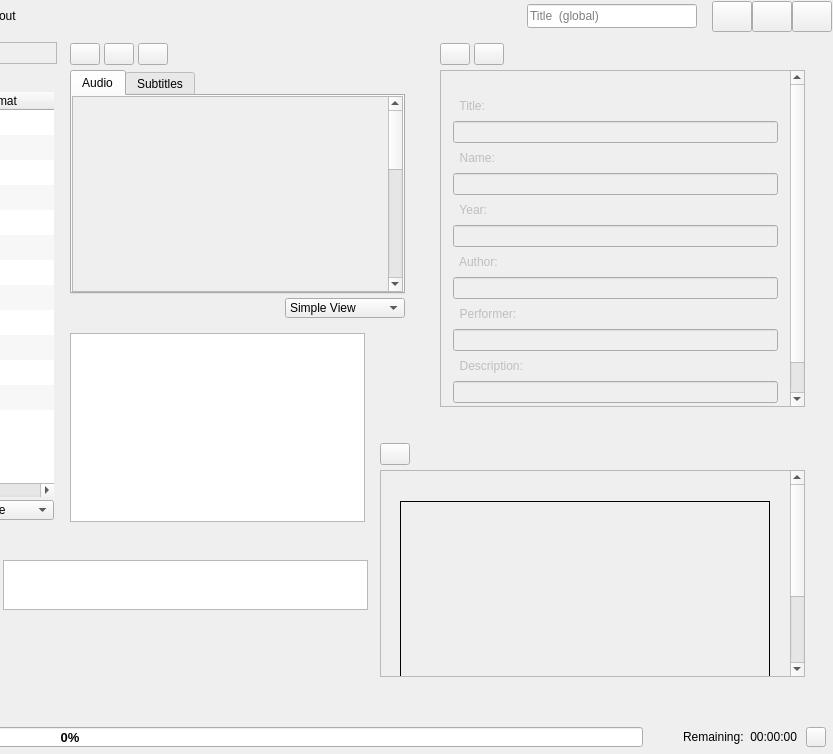
The window that app/mainwindow.ui (CineEncoder/cine-encoder) describes before a commit, drawn with Qt 5; both pictures show x 574 to 1407 and y 0 to 754 of the 1407 by 754 pixel window.
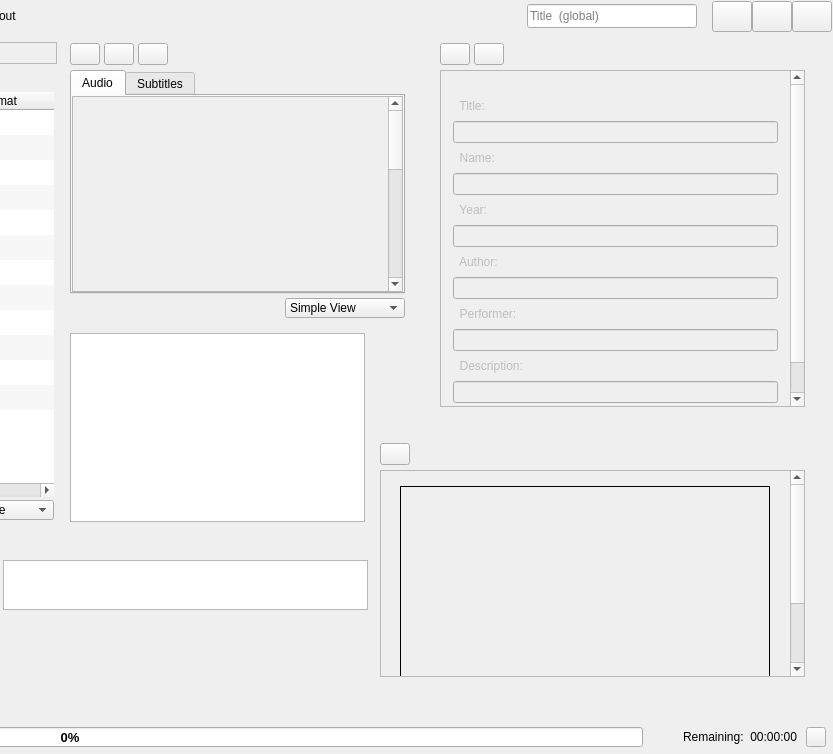
The same window after the commit. Icons and pictures are not drawn. Custom widgets are drawn as their Qt base class.

Patch:
```diff
--- a/app/mainwindow.ui
+++ b/app/mainwindow.ui
@@ -1384,7 +1384,7 @@
                               <property name="minimumSize">
                                <size>
                                 <width>200</width>
-                                <height>24</height>
+                                <height>5</height>
                                </size>
                               </property>
                              </widget>
@@ -1400,7 +1400,7 @@
                               <property name="minimumSize">
                                <size>
                                 <width>200</width>
-                                <height>24</height>
+                                <height>5</height>
                                </size>
                               </property>
                              </widget>
@@ -4337,7 +4337,7 @@
                     <x>0</x>
                     <y>0</y>
                     <width>407</width>
-                    <height>325</height>
+                    <height>305</height>
                    </rect>
                   </property>
                   <layout class="QGridLayout" name="gridLayout_35">
@@ -4361,7 +4361,7 @@
                      <property name="minimumSize">
                       <size>
                        <width>380</width>
-                       <height>325</height>
+                       <height>305</height>
                       </size>
                      </property>
                      <property name="maximumSize">
@@ -4381,7 +4381,7 @@
                        <number>9</number>
                       </property>
                       <property name="topMargin">
-                       <number>30</number>
+                       <number>15</number>
                       </property>
                       <property name="rightMargin">
                        <number>9</number>
```
